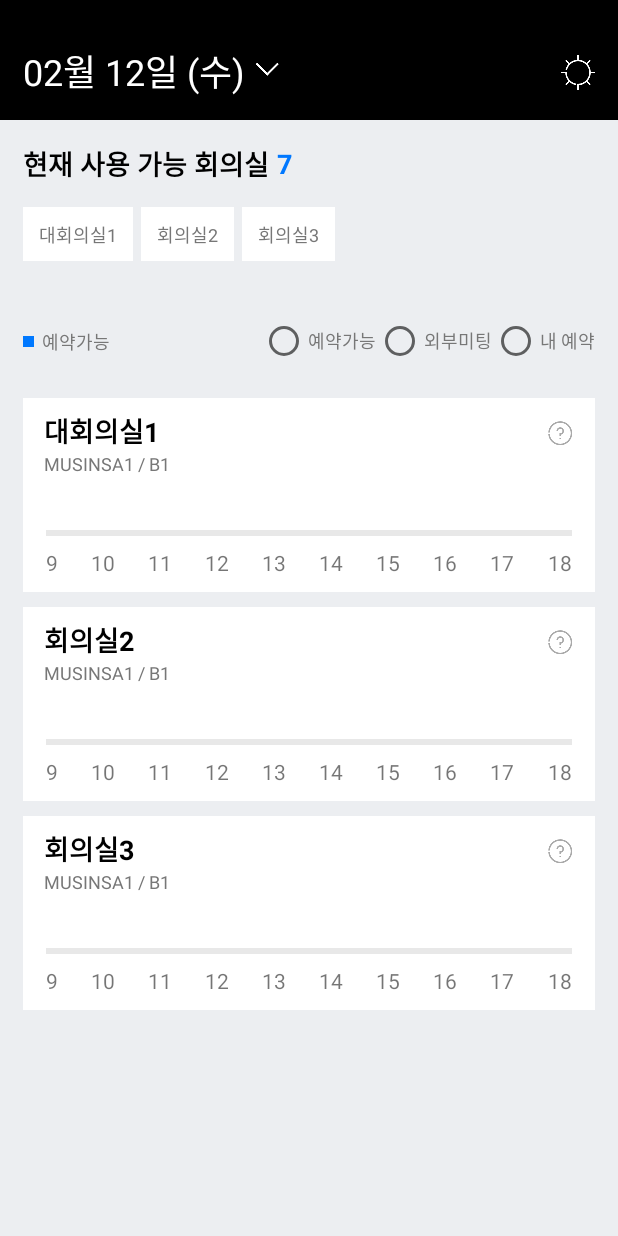
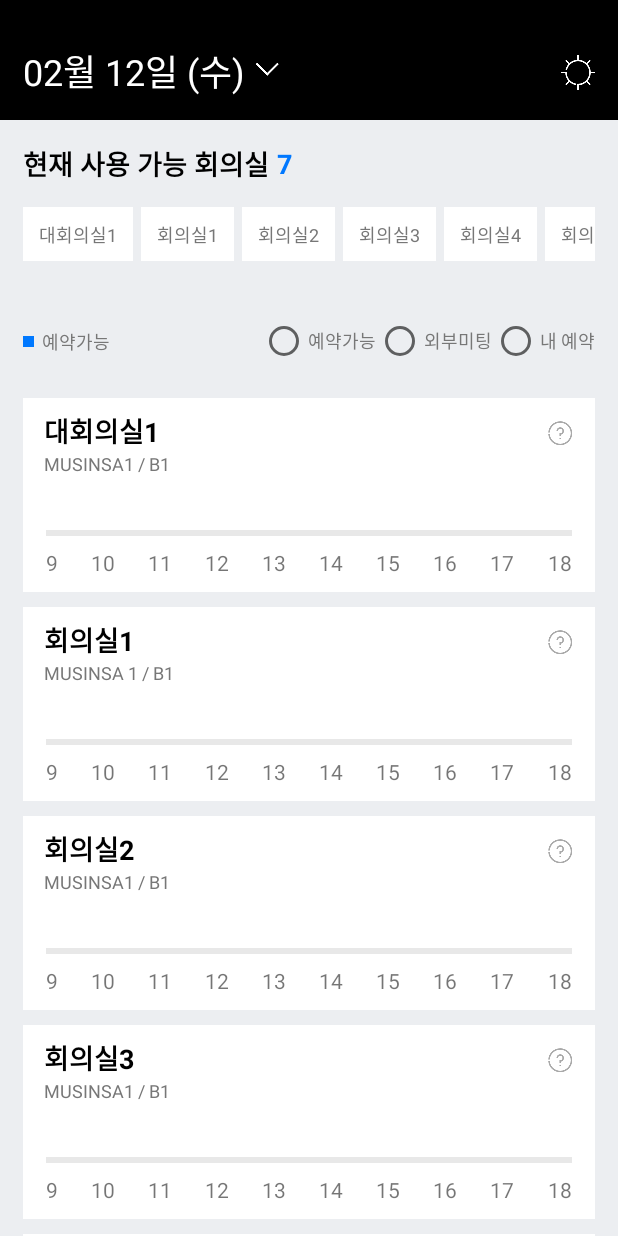
Before and after one commit to victory316/GithubUserSearcher, an Android app: the UiActivity screen opened directly, with no data from a screen before it, on a phone screen of 412 x 824 dp. Run offline under Robolectric (Android 15) with nearby library versions, the phone set to English and light mode, and no system bars; our stand-ins replace Room's generated code, data binding.

Commit message:
fixing room to update just one time

```diff
--- a/app/src/main/java/com/example/answer/github/GithubActivity.kt
+++ b/app/src/main/java/com/example/answer/github/GithubActivity.kt
@@ -1,5 +1,6 @@
 package com.example.answer.github
 
+import android.os.Build
 import androidx.appcompat.app.AppCompatActivity
 import android.os.Bundle
 import com.example.answer.R
@@ -9,5 +10,9 @@ class GithubActivity : AppCompatActivity() {
     override fun onCreate(savedInstanceState: Bundle?) {
         super.onCreate(savedInstanceState)
         setContentView(R.layout.activity_github)
+
+        if (Build.VERSION.SDK_INT >= Build.VERSION_CODES.M) {
+            window.statusBarColor = getColor(R.color.black)
+        }
     }
 }
--- a/app/src/main/java/com/example/answer/ui/ConferenceRoomViewModel.kt
+++ b/app/src/main/java/com/example/answer/ui/ConferenceRoomViewModel.kt
@@ -15,6 +15,17 @@ class ConferenceRoomViewModel(application: Application) : AndroidViewModel(appli
         return this.contacts
     }
 
+    fun setupDefaultData() {
+        repository.insert(ConferenceRoomData("대회의실1", "MUSINSA 1 / B1", null))
+        repository.insert(ConferenceRoomData("회의실1", "MUSINSA 1 / B1", null))
+        repository.insert(ConferenceRoomData("회의실2", "MUSINSA 1 / B1", null))
+        repository.insert(ConferenceRoomData("회의실3", "MUSINSA 1 / B1", null))
+        repository.insert(ConferenceRoomData("회의실4", "MUSINSA 1 / B1", null))
+        repository.insert(ConferenceRoomData("회의실5", "MUSINSA 1 / B1", null))
+        repository.insert(ConferenceRoomData("회의실6", "MUSINSA 1 / B1", null))
+        repository.insert(ConferenceRoomData("회의실7", "MUSINSA 1 / B1", null))
+    }
+
     fun insert(contact: ConferenceRoomData) {
         repository.insert(contact)
     }
--- a/app/src/main/java/com/example/answer/ui/UiActivity.kt
+++ b/app/src/main/java/com/example/answer/ui/UiActivity.kt
@@ -60,7 +60,8 @@ class UiActivity : AppCompatActivity() {
         val tempReservationList = ArrayList<Reservations>()
         tempReservationList.add(tempReservation)
 
-        cRoomViewModel.deleteAll()
+//        cRoomViewModel.deleteAll()
+        cRoomViewModel.setupDefaultData()
         dataList = parseJson()
 
         for (indices in dataList) {
@@ -94,7 +95,7 @@ class UiActivity : AppCompatActivity() {
 
             val testReservation = indices.reservations
 
-            for(indices in testReservation) {
+            for(indices in testReservation!!) {
                 Log.d("jsonTest", "starttime : ${indices.startTime}")
                 Log.d("jsonTest", "endtime : ${indices.endTime}")
             }
@@ -107,4 +108,6 @@ class UiActivity : AppCompatActivity() {
 
         return testArray
     }
+
+
 }
--- a/app/src/main/java/com/example/answer/ui/room/ConferenceRoomData.kt
+++ b/app/src/main/java/com/example/answer/ui/room/ConferenceRoomData.kt
@@ -10,9 +10,10 @@ import com.google.gson.annotations.SerializedName
 // parsing한 회의실 데이터를 넣기 위한 data class
 @Entity(tableName= "room")
 data class ConferenceRoomData(
-    @PrimaryKey(autoGenerate = true)
-    var id: Long?,
+//    @PrimaryKey(autoGenerate = true)
+//    var id: Long?,
 
+    @PrimaryKey(autoGenerate = false)
     @ColumnInfo(name = "name")
     var name: String,
 
@@ -22,7 +23,7 @@ data class ConferenceRoomData(
     @ColumnInfo(name = "initial")
     @TypeConverters(ConferenceTypeConverter::class)
     @SerializedName("reservations")
-    var reservations: List<Reservations>
+    var reservations: List<Reservations>?
 ) {
 //    constructor() : this(null, "", "", null)
 }
```
Also changed, not shown: app/src/main/java/com/example/answer/ui/data/ConferenceRoom.kt (deleted, +0 -10 lines), app/src/main/res/layout/activity_github.xml (+67 -0 lines), app/src/main/java/com/example/answer/MainActivity.kt (line endings or trailing spaces), 1 other file.
